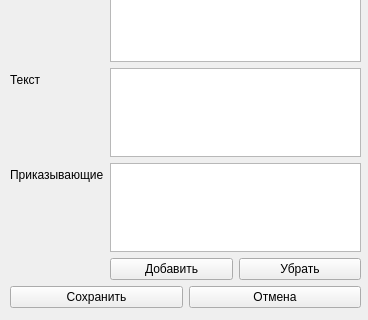
Above: addWidget.ui from f1rsov08/BestProject before the change; both pictures show x 0 to 368 and y 213 to 533 of the 368 by 533 pixel window. Below: the same form after it.
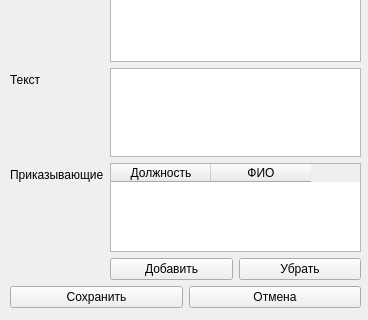
That is the form after the change.

Commit message: Добавление заголовков в таблице

The edit to the form file:
```diff
--- a/addWidget.ui
+++ b/addWidget.ui
@@ -105,7 +105,18 @@
       <item row="7" column="1">
        <layout class="QVBoxLayout" name="verticalLayout_2">
         <item>
-         <widget class="QTableWidget" name="guys"/>
+         <widget class="QTableWidget" name="guys">
+          <column>
+           <property name="text">
+            <string>Должность</string>
+           </property>
+          </column>
+          <column>
+           <property name="text">
+            <string>ФИО</string>
+           </property>
+          </column>
+         </widget>
         </item>
         <item>
          <layout class="QHBoxLayout" name="horizontalLayout">
```
